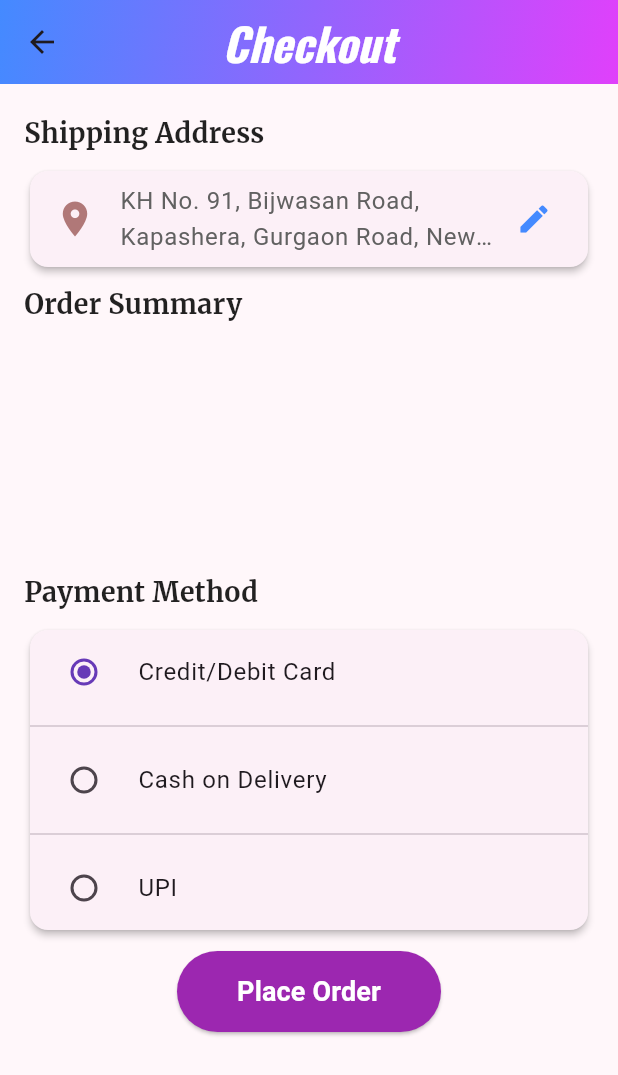
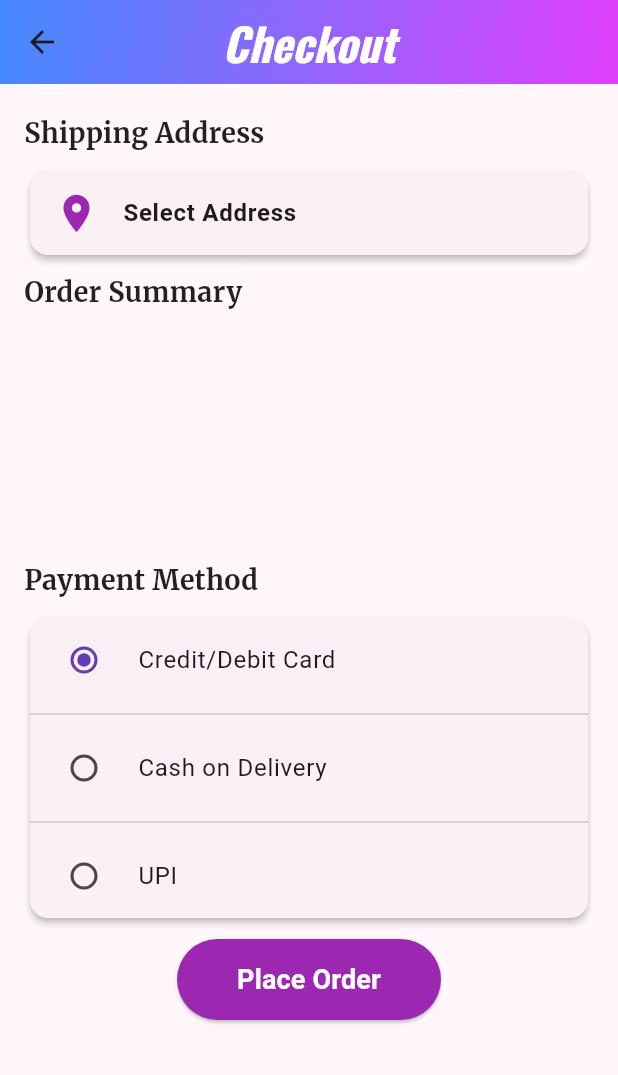
Before and after one commit to rhtmahour/go90Stores, a Flutter app: the ProceedToCheckout screen opened directly, on a phone screen of 412 x 824 dp. Shown: the top 1075 px of the screen. Run offline on Flutter 3.47's test engine with Material 3 defaults, Android fonts, the phone set to English and light mode, and no system bars; our stand-ins replace badges, carousel_slider, cloud_firestore, csv, dio, dots_indicator and 11 more; missing offline and left inert: flutter_stripe; accounts and stored records are empty; network calls fail.

Commit message:
code on date 16-05-2025

```diff
--- a/lib/proceedtocheckout.dart
+++ b/lib/proceedtocheckout.dart
@@ -1,6 +1,7 @@
 import 'package:cloud_firestore/cloud_firestore.dart';
 import 'package:firebase_auth/firebase_auth.dart';
 import 'package:flutter/material.dart';
+import 'package:go90stores/googlemap.dart';
 import 'package:go90stores/orderpage.dart';
 import 'package:go90stores/services/stripe_service.dart';
 import 'package:provider/provider.dart';
@@ -35,7 +36,7 @@ class ProceedToCheckout extends StatelessWidget {
             crossAxisAlignment: CrossAxisAlignment.start,
             children: [
               _buildSectionTitle("Shipping Address"),
-              _buildAddressCard(),
+              _buildAddressCard(context),
               _buildSectionTitle("Order Summary"),
               _buildOrderSummary(cartProvider),
               _buildSectionTitle("Payment Method"),
@@ -62,23 +63,29 @@ class ProceedToCheckout extends StatelessWidget {
     );
   }
 
-  Widget _buildAddressCard() {
+  Widget _buildAddressCard(BuildContext context) {
     return Card(
       elevation: 2,
       shape: RoundedRectangleBorder(borderRadius: BorderRadius.circular(12)),
       child: ListTile(
         onTap: () {
-          // Add address selection logic here
+          Navigator.push(
+            context,
+            MaterialPageRoute(
+              builder: (context) =>
+                  GoogleMapScreen(), // Replace with your map screen
+            ),
+          );
         },
-        leading: Icon(Icons.location_on,
-            color: const Color.fromARGB(255, 176, 120, 120), size: 28),
+        leading: Icon(
+          Icons.location_on,
+          color: Colors.purple,
+          size: 30,
+        ),
         title: Text(
-          "KH No. 91, Bijwasan Road, Kapashera, Gurgaon Road, New Delhi 110037",
-          maxLines: 2,
-          overflow: TextOverflow.ellipsis,
-          style: TextStyle(color: Colors.grey[700]),
+          "Select Address",
+          style: TextStyle(fontSize: 16, fontWeight: FontWeight.bold),
         ),
-        trailing: Icon(Icons.edit, color: Colors.blueAccent),
       ),
     );
   }
--- a/pubspec.yaml
+++ b/pubspec.yaml
@@ -61,7 +61,7 @@ dependencies:
   dio: ^5.8.0+1
   change_app_package_name: ^1.5.0
   crypto: ^3.0.6
-  google_maps_flutter: ^2.12.1
+  google_maps_flutter: ^2.12.2
 
 dev_dependencies:
   flutter_test:
```
Also changed, not shown: lib/googlemap.dart (added, +19 -0 lines), pubspec.lock, 5 other files.
